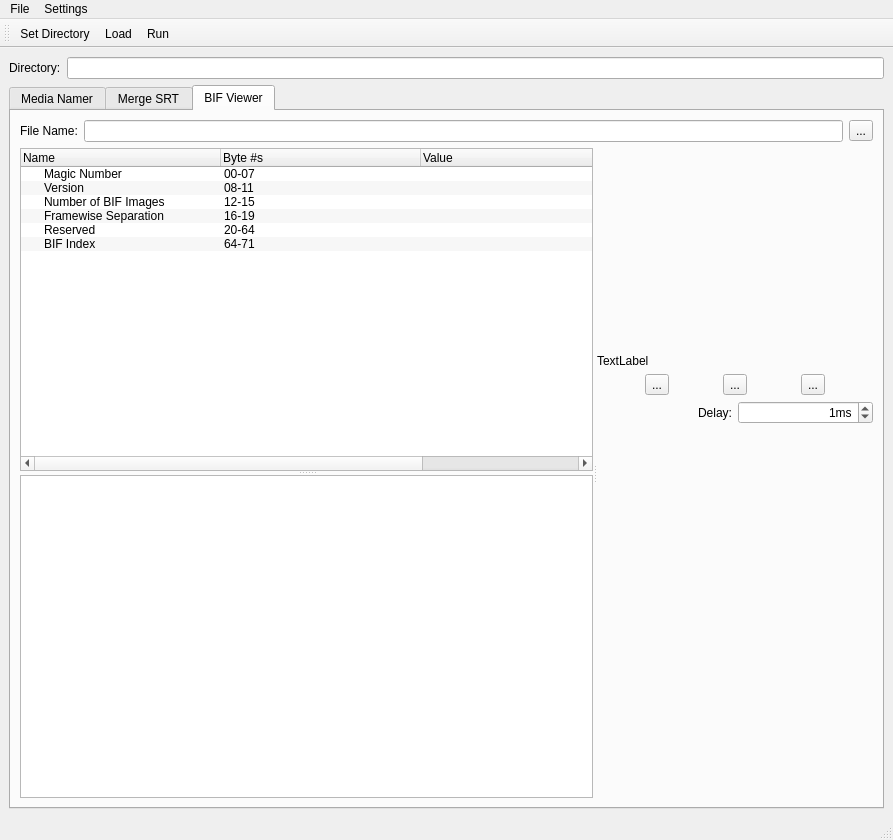
This is UI/MainWindow.ui in towel42-com/MediaManager as Qt 5 draws it before an edit. The edited form follows.
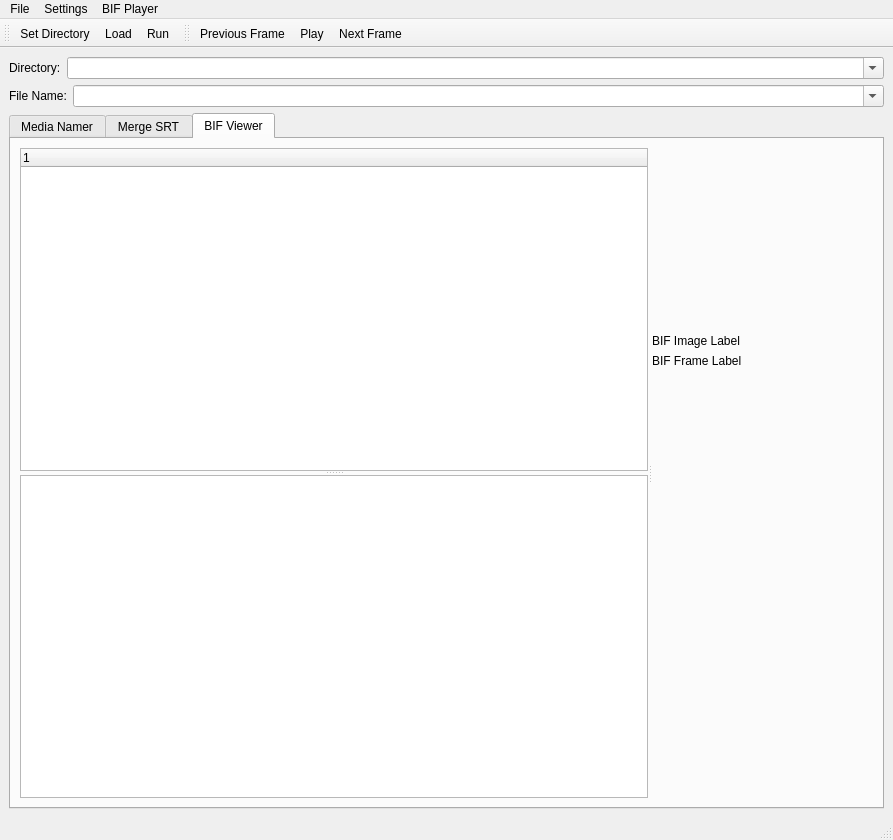
This is the edited form. Icons and pictures are not drawn. Custom widgets are drawn as their Qt base class.

```diff
--- a/UI/MainWindow.ui
+++ b/UI/MainWindow.ui
@@ -29,12 +29,51 @@
        </widget>
       </item>
       <item>
-       <widget class="CDelayLineEdit" name="directory">
+       <widget class="CDelayComboBox" name="directory">
         <property name="sizePolicy">
          <sizepolicy hsizetype="Expanding" vsizetype="Fixed">
           <horstretch>0</horstretch>
           <verstretch>0</verstretch>
          </sizepolicy>
+        </property>
+        <property name="editable">
+         <bool>true</bool>
+        </property>
+        <property name="insertPolicy">
+         <enum>QComboBox::InsertAtTop</enum>
+        </property>
+        <property name="placeholderText">
+         <string>&lt;directory&gt;</string>
+        </property>
+       </widget>
+      </item>
+     </layout>
+    </item>
+    <item>
+     <layout class="QHBoxLayout" name="horizontalLayout">
+      <item>
+       <widget class="QLabel" name="fileNameLabel">
+        <property name="text">
+         <string>File Name:</string>
+        </property>
+       </widget>
+      </item>
+      <item>
+       <widget class="CDelayComboBox" name="fileName">
+        <property name="sizePolicy">
+         <sizepolicy hsizetype="Expanding" vsizetype="Fixed">
+          <horstretch>0</horstretch>
+          <verstretch>0</verstretch>
+         </sizepolicy>
+        </property>
+        <property name="editable">
+         <bool>true</bool>
+        </property>
+        <property name="insertPolicy">
+         <enum>QComboBox::InsertAtTop</enum>
+        </property>
+        <property name="placeholderText">
+         <string>&lt;BIF File&gt;</string>
         </property>
        </widget>
       </item>
@@ -116,31 +155,6 @@
         <string>BIF Viewer</string>
        </attribute>
        <layout class="QVBoxLayout" name="verticalLayout_5">
-        <item>
-         <layout class="QHBoxLayout" name="horizontalLayout">
-          <item>
-           <widget class="QLabel" name="label">
-            <property name="text">
-             <string>File Name:</string>
-            </property>
-           </widget>
-          </item>
-          <item>
-           <widget class="CDelayLineEdit" name="bifFile"/>
-          </item>
-          <item>
-           <widget class="QToolButton" name="openBIFBtn">
-            <property name="text">
-             <string>...</string>
-            </property>
-            <property name="icon">
-             <iconset resource="application.qrc">
-              <normaloff>:/resources/open.png</normaloff>:/resources/open.png</iconset>
-            </property>
-           </widget>
-          </item>
-         </layout>
-        </item>
         <item>
          <widget class="QSplitter" name="bifViewerHSplitter">
           <property name="orientation">
@@ -159,90 +173,9 @@
             </attribute>
             <column>
              <property name="text">
-              <string>Name</string>
+              <string notr="true">1</string>
              </property>
             </column>
-            <column>
-             <property name="text">
-              <string>Byte #s</string>
-             </property>
-            </column>
-            <column>
-             <property name="text">
-              <string>Value</string>
-             </property>
-            </column>
-            <column>
-             <property name="text">
-              <string>Raw Value</string>
-             </property>
-            </column>
-            <item>
-             <property name="text">
-              <string>Magic Number</string>
-             </property>
-             <property name="text">
-              <string>00-07</string>
-             </property>
-             <property name="text">
-              <string/>
-             </property>
-            </item>
-            <item>
-             <property name="text">
-              <string>Version</string>
-             </property>
-             <property name="text">
-              <string>08-11</string>
-             </property>
-             <property name="text">
-              <string/>
-             </property>
-            </item>
-            <item>
-             <property name="text">
-              <string>Number of BIF Images</string>
-             </property>
-             <property name="text">
-              <string>12-15</string>
-             </property>
-             <property name="text">
-              <string/>
-             </property>
-            </item>
-            <item>
-             <property name="text">
-              <string>Framewise Separation</string>
-             </property>
-             <property name="text">
-              <string>16-19</string>
-             </property>
-             <property name="text">
-              <string/>
-             </property>
-            </item>
-            <item>
-             <property name="text">
-              <string>Reserved</string>
-             </property>
-             <property name="text">
-              <string>20-64</string>
-             </property>
-             <property name="text">
-              <string/>
-             </property>
-            </item>
-            <item>
-             <property name="text">
-              <string>BIF Index</string>
-             </property>
-             <property name="text">
-              <string>64-71</string>
-             </property>
-             <property name="text">
-              <string/>
-             </property>
-            </item>
            </widget>
            <widget class="QListWidget" name="bifImages">
             <property name="iconSize">
@@ -282,7 +215,7 @@
                </size>
               </property>
               <property name="text">
-               <string/>
+               <string>BIF Image Label</string>
               </property>
               <property name="alignment">
                <set>Qt::AlignBottom|Qt::AlignHCenter</set>
@@ -292,83 +225,10 @@
             <item>
              <widget class="QLabel" name="bifLabel">
               <property name="text">
-               <string>TextLabel</string>
+               <string>BIF Frame Label</string>
               </property>
              </widget>
             </item>
-            <item>
-             <layout class="QHBoxLayout" name="horizontalLayout_2">
-              <item>
-               <widget class="QToolButton" name="bifStepBack">
-                <property name="text">
-                 <string>...</string>
-                </property>
-                <property name="icon">
-                 <iconset resource="application.qrc">
-                  <normaloff>:/resources/reverse.png</normaloff>:/resources/reverse.png</iconset>
-                </property>
-               </widget>
-              </item>
-              <item>
-               <widget class="QToolButton" name="bifPlayPause">
-                <property name="text">
-                 <string>...</string>
-                </property>
-                <property name="icon">
-                 <iconset resource="application.qrc">
-                  <normaloff>:/resources/play.png</normaloff>:/resources/play.png</iconset>
-                </property>
-               </widget>
-              </item>
-              <item>
-               <widget class="QToolButton" name="bifStepForward">
-                <property name="text">
-                 <string>...</string>
-                </property>
-                <property name="icon">
-                 <iconset resource="application.qrc">
-                  <normaloff>:/resources/forward.png</normaloff>:/resources/forward.png</iconset>
-                </property>
-               </widget>
-              </item>
-             </layout>
-            </item>
-            <item>
-             <layout class="QHBoxLayout" name="horizontalLayout_4">
-              <item>
-               <widget class="QLabel" name="label_2">
-                <property name="text">
-                 <string>Delay:</string>
-                </property>
-                <property name="alignment">
-                 <set>Qt::AlignRight|Qt::AlignTrailing|Qt::AlignVCenter</set>
-                </property>
-               </widget>
-              </item>
-              <item>
-               <widget class="QSpinBox" name="bifTS">
-                <property name="alignment">
-                 <set>Qt::AlignRight|Qt::AlignTrailing|Qt::AlignVCenter</set>
-                </property>
-                <property name="suffix">
-                 <string>ms</string>
-                </property>
-                <property name="minimum">
-                 <number>0</number>
-                </property>
-                <property name="maximum">
-                 <number>2147483647</number>
-                </property>
-                <property name="singleStep">
-                 <number>50</number>
-                </property>
-                <property name="value">
-                 <number>1</number>
-                </property>
-               </widget>
-              </item>
-             </layout>
-            </item>
             <item>
              <spacer name="verticalSpacer">
               <property name="orientation">
@@ -420,8 +280,17 @@
     <addaction name="separator"/>
     <addaction name="actionPreferences"/>
    </widget>
+   <widget class="QMenu" name="menuBIF_Player">
+    <property name="title">
+     <string>BIF Player</string>
+    </property>
+    <addaction name="actionBIFPreviousFrame"/>
+    <addaction name="actionBIFPlayPause"/>
+    <addaction name="actionBIFNextFrame"/>
+   </widget>
    <addaction name="menuFile"/>
    <addaction name="menuSettings"/>
+   <addaction name="menuBIF_Player"/>
   </widget>
   <widget class="QStatusBar" name="statusbar"/>
   <widget class="QToolBar" name="toolBar">
@@ -434,11 +303,25 @@
    <attribute name="toolBarBreak">
     <bool>false</bool>
    </attribute>
-   <addaction name="actionSelectDir"/>
+   <addaction name="actionOpen"/>
    <addaction name="actionLoad"/>
    <addaction name="actionRun"/>
   </widget>
-  <action name="actionSelectDir">
+  <widget class="QToolBar" name="bifToolbar">
+   <property name="windowTitle">
+    <string>toolBar_2</string>
+   </property>
+   <attribute name="toolBarArea">
+    <enum>TopToolBarArea</enum>
+   </attribute>
+   <attribute name="toolBarBreak">
+    <bool>false</bool>
+   </attribute>
+   <addaction name="actionBIFPreviousFrame"/>
+   <addaction name="actionBIFPlayPause"/>
+   <addaction name="actionBIFNextFrame"/>
+  </widget>
+  <action name="actionOpen">
    <property name="icon">
     <iconset resource="application.qrc">
      <normaloff>:/resources/open.png</normaloff>:/resources/open.png</iconset>
@@ -494,12 +377,39 @@
     <string>Load...</string>
    </property>
   </action>
+  <action name="actionBIFPreviousFrame">
+   <property name="icon">
+    <iconset resource="application.qrc">
+     <normaloff>:/resources/reverse.png</normaloff>:/resources/reverse.png</iconset>
+   </property>
+   <property name="text">
+    <string>Previous Frame</string>
+   </property>
+  </action>
+  <action name="actionBIFPlayPause">
+   <property name="icon">
+    <iconset resource="application.qrc">
+     <normaloff>:/resources/play.png</normaloff>:/resources/play.png</iconset>
+   </property>
+   <property name="text">
+    <string>Play</string>
+   </property>
+  </action>
+  <action name="actionBIFNextFrame">
+   <property name="icon">
+    <iconset resource="application.qrc">
+     <normaloff>:/resources/forward.png</normaloff>:/resources/forward.png</iconset>
+   </property>
+   <property name="text">
+    <string>Next Frame</string>
+   </property>
+  </action>
  </widget>
  <customwidgets>
   <customwidget>
-   <class>CDelayLineEdit</class>
-   <extends>QLineEdit</extends>
-   <header>SABUtils/DelayLineEdit.h</header>
+   <class>CDelayComboBox</class>
+   <extends>QComboBox</extends>
+   <header>SABUtils/DelayComboBox.h</header>
   </customwidget>
  </customwidgets>
  <tabstops>
```
Left out of the diff: 13 changed lines with no effect on the pictures.
